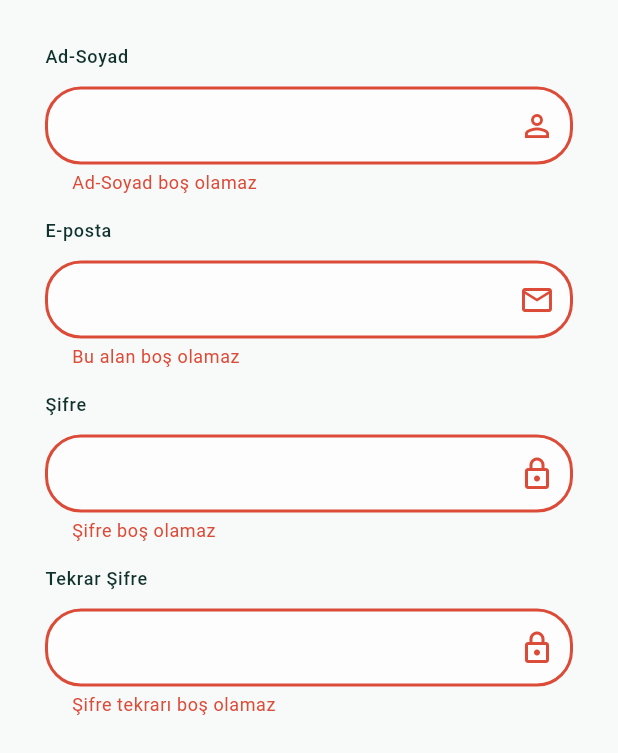
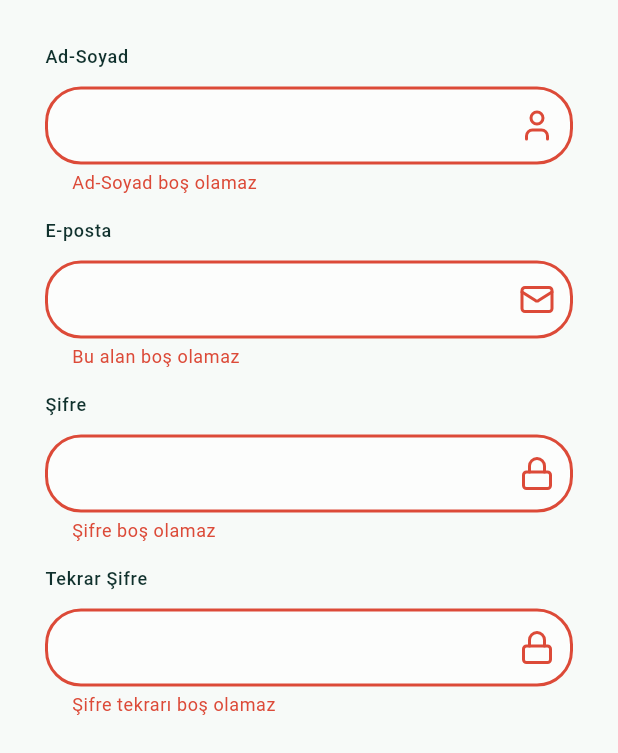
Before and after one commit to Fiaxus/harcama_takip_uygulamasi, a Flutter app: the screen it shows after launch, after a tap on "Giriş Yap", after a tap on "Hesabın yok mu? Kayıt Ol", after a tap on "Kayıt Ol", on a phone screen of 412 x 824 dp. Shown: the part 137-890 px from the top of the screen. Run offline on Flutter 3.47's test engine with Material 3 defaults, Android fonts, the phone set to English and light mode, and no system bars; our stand-ins replace firebase_auth, firebase_core, flutter_bloc, flutter_lucide, go_router; accounts and stored records are empty.

Commit message:
Register ekranı Firebase Authentication'a bağlandı

```diff
--- /dev/null
+++ b/lib/blocs/auth/auth_state.dart
@@ -0,0 +1,12 @@
+sealed class AuthState {}
+
+class AuthInitial extends AuthState{}
+
+class AuthLoading extends AuthState{}
+
+class AuthSuccess extends AuthState{}
+
+class AuthError extends AuthState{
+  final String message;
+  AuthError(this.message);
+}
--- a/lib/main.dart
+++ b/lib/main.dart
@@ -1,9 +1,16 @@
 import 'package:flutter/material.dart';
+import 'package:firebase_core/firebase_core.dart';
+import 'package:harcama_takip_uygulamasi/firebase_options.dart';
+import 'package:flutter_bloc/flutter_bloc.dart';
+
+import 'blocs/auth/auth_cubit.dart';
 
 import 'routes/app_router.dart';
 import 'theme/app_theme.dart';
 
-void main() {
+void main() async {
+  WidgetsFlutterBinding.ensureInitialized();
+  await Firebase.initializeApp(options: DefaultFirebaseOptions.currentPlatform);
   runApp(const MyApp());
 }
 
@@ -12,7 +19,9 @@ class MyApp extends StatelessWidget {
 
   @override
   Widget build(BuildContext context) {
-    return MaterialApp.router(
+    return BlocProvider(
+      create: (context) => AuthCubit(),
+      child: MaterialApp.router(
         debugShowCheckedModeBanner: false,
         title: 'Harcama Takip Uygulaması',
 
@@ -21,6 +30,7 @@ class MyApp extends StatelessWidget {
 
         themeMode: ThemeMode.system,
         routerConfig: router,
+      ),
     );
   }
 }
--- /dev/null
+++ b/lib/repositories/auth_repository.dart
@@ -0,0 +1,17 @@
+import '../services/firebase_auth_service.dart';
+
+class AuthRepository {
+  final FirebaseAuthService _authService = FirebaseAuthService();
+
+  Future<void> signUp({required String email, required String password}) async {
+    await _authService.signUp(email: email, password: password);
+  }
+
+  Future<void> signIn({required String email, required String password}) async {
+    await _authService.signIn(email: email, password: password);
+  }
+
+  Future<void> signOut() async {
+    await _authService.signOut();
+  }
+}
--- a/lib/screens/auth/login_screen.dart
+++ b/lib/screens/auth/login_screen.dart
@@ -37,7 +37,7 @@ class _LoginScreenState extends State<LoginScreen> {
                 Text(
                   'Tekrar hoş geldin',
                   style: Theme.of(context).textTheme.headlineSmall
-                      ?.copyWith(fontWeight: FontWeight.w800, fontSize: 26),
+                      ?.copyWith(fontWeight: FontWeight.w900, fontSize: 26),
                 ),
                 const SizedBox(height: 6),
                 Text(
@@ -52,7 +52,7 @@ class _LoginScreenState extends State<LoginScreen> {
                 AppTextField(
                   label: 'E-posta',
                   controller: emailController,
-                  icon: Icons.mail_outline,
+                  icon: LucideIcons.mail,
                   validator: (value) {
                     if (value == null || value.isEmpty) {
                       return 'Bu alan boş olamaz';
@@ -68,7 +68,7 @@ class _LoginScreenState extends State<LoginScreen> {
                 AppTextField(
                   label: 'Şifre',
                   controller: passwordController,
-                  icon: Icons.visibility_outlined,
+                  icon: LucideIcons.eye,
                   obscureText: true,
                   validator: (value) {
                     if (value == null || value.isEmpty) {
@@ -95,6 +95,7 @@ class _LoginScreenState extends State<LoginScreen> {
                 const SizedBox(height: 16),
                 AppGradientButton(
                   label: 'Giriş Yap',
+                  fontSize: 20,
                   onPressed: () {
                     if (formKey.currentState!.validate()) {
                       debugPrint('Form Geçerli!');
@@ -141,7 +142,7 @@ class _LoginScreenState extends State<LoginScreen> {
                     ),
                     label: const Text(
                       'Google ile devam et',
-                      style: TextStyle(fontSize: 20),
+                      style: TextStyle(fontSize: 24),
                     ),
                   ),
                 ),
--- a/lib/screens/auth/register_screen.dart
+++ b/lib/screens/auth/register_screen.dart
@@ -1,7 +1,12 @@
 import 'package:flutter/material.dart';
+import 'package:flutter_lucide/flutter_lucide.dart';
 import 'package:go_router/go_router.dart';
 import 'package:harcama_takip_uygulamasi/widgets/app_gradient_button.dart';
 import 'package:harcama_takip_uygulamasi/widgets/app_text_field.dart';
+import 'package:flutter_bloc/flutter_bloc.dart';
+
+import '../../blocs/auth/auth_cubit.dart';
+import '../../blocs/auth/auth_state.dart';
 
 class RegisterScreen extends StatefulWidget {
   const RegisterScreen({super.key});
@@ -19,6 +24,17 @@ class _RegisterScreenState extends State<RegisterScreen> {
 
   @override
   Widget build(BuildContext context) {
+    return BlocConsumer<AuthCubit, AuthState>(
+      listener: (context, state) {
+        if (state is AuthSuccess) {
+          context.go('/home');
+        } else if (state is AuthError) {
+          ScaffoldMessenger.of(context)
+              .showSnackBar(SnackBar(content: Text(state.message)));
+        }
+      },
+
+      builder: (context, state) {
         return Scaffold(
           body: SafeArea(
             child: Padding(
@@ -62,7 +78,9 @@ class _RegisterScreenState extends State<RegisterScreen> {
                                 '30 saniyede başla',
                                 style: Theme.of(context).textTheme.bodySmall
                                     ?.copyWith(
-                                  color: Theme.of(context).colorScheme.onSurface
+                                      color: Theme.of(context)
+                                          .colorScheme
+                                          .onSurface
                                           .withValues(alpha: 0.6),
                                       fontSize: 16,
                                     ),
@@ -75,7 +93,7 @@ class _RegisterScreenState extends State<RegisterScreen> {
                       AppTextField(
                         label: 'Ad-Soyad',
                         controller: nameController,
-                    icon: Icons.person_outline,
+                        icon: LucideIcons.user,
                         validator: (value) {
                           if (value == null || value.isEmpty) {
                             return 'Ad-Soyad boş olamaz';
@@ -87,7 +105,7 @@ class _RegisterScreenState extends State<RegisterScreen> {
                       AppTextField(
                         label: 'E-posta',
                         controller: emailController,
-                    icon: Icons.mail_outline,
+                        icon: LucideIcons.mail,
                         validator: (value) {
                           if (value == null || value.isEmpty) {
                             return 'Bu alan boş olamaz';
@@ -102,7 +120,7 @@ class _RegisterScreenState extends State<RegisterScreen> {
                       AppTextField(
                         label: 'Şifre',
                         controller: passwordController,
-                    icon: Icons.lock_outlined,
+                        icon: LucideIcons.lock,
                         validator: (value) {
                           if (value == null || value.isEmpty) {
                             return 'Şifre boş olamaz';
@@ -118,7 +136,7 @@ class _RegisterScreenState extends State<RegisterScreen> {
                       AppTextField(
                         label: 'Tekrar Şifre',
                         controller: againPasswordController,
-                    icon: Icons.lock_outlined,
+                        icon: LucideIcons.lock,
                         validator: (value) {
                           if (value == null || value.isEmpty) {
                             return 'Şifre tekrarı boş olamaz';
@@ -139,8 +157,11 @@ class _RegisterScreenState extends State<RegisterScreen> {
                         ),
                         child: RichText(
                           text: TextSpan(
-                        style: Theme.of(context).textTheme.bodySmall?.copyWith(
-                          color: Theme.of(context).colorScheme.onSurfaceVariant,
+                            style: Theme.of(context).textTheme.bodySmall
+                                ?.copyWith(
+                                  color: Theme.of(context)
+                                      .colorScheme
+                                      .onSurfaceVariant,
                                 ),
                             children: const [
                               TextSpan(text: 'Devam ederek '),
@@ -163,7 +184,10 @@ class _RegisterScreenState extends State<RegisterScreen> {
                         label: 'Kayıt Ol',
                         onPressed: () {
                           if (formKey.currentState!.validate()) {
-                        debugPrint('Form geçerli!');
+                            context.read<AuthCubit>().signUp(
+                              email: emailController.text,
+                              password: passwordController.text,
+                            );
                           }
                         },
                       ),
@@ -174,6 +198,8 @@ class _RegisterScreenState extends State<RegisterScreen> {
               ),
             ),
           ),
+        );
+      },
     );
   }
 
--- a/lib/theme/app_theme.dart
+++ b/lib/theme/app_theme.dart
@@ -1,4 +1,5 @@
 import 'package:flutter/material.dart';
+//import 'package:google_fonts/google_fonts.dart';
 
 class AppTheme {
   static final lightColorScheme = ColorScheme.light(
@@ -27,6 +28,7 @@ class AppTheme {
     colorScheme: lightColorScheme,
     scaffoldBackgroundColor: const Color(0xFFF7FAF8),
     useMaterial3: true,
+    //textTheme: GoogleFonts.plusJakartaSansTextTheme(ThemeData.light().textTheme,),
     inputDecorationTheme: InputDecorationTheme(
       filled: true,
       fillColor: lightColorScheme.surface.withValues(alpha: 0.6),
@@ -42,6 +44,7 @@ class AppTheme {
     colorScheme: darkColorScheme,
     scaffoldBackgroundColor: const Color(0xFF12181E),
     useMaterial3: true,
+    //textTheme: GoogleFonts.plusJakartaSansTextTheme(ThemeData.dark().textTheme),
     inputDecorationTheme: InputDecorationTheme(
       filled: true,
       fillColor: darkColorScheme.surface.withValues(alpha: 0.6),
--- a/lib/widgets/app_gradient_button.dart
+++ b/lib/widgets/app_gradient_button.dart
@@ -3,11 +3,13 @@ import 'package:flutter/material.dart';
 class AppGradientButton extends StatelessWidget {
   final String label;
   final VoidCallback onPressed;
+  final double? fontSize;
 
   const AppGradientButton({
     super.key,
     required this.label,
     required this.onPressed,
+    this.fontSize,
   });
 
   @override
@@ -34,10 +36,10 @@ class AppGradientButton extends StatelessWidget {
               child: Center(
                 child: Text(
                   label,
-                  style: const TextStyle(
+                  style: TextStyle(
                     color: Colors.white,
                     fontWeight: FontWeight.bold,
-                    fontSize: 16,
+                    fontSize: fontSize ?? 16,
                   ),
                 ),
               ),
--- a/pubspec.yaml
+++ b/pubspec.yaml
@@ -37,6 +37,9 @@ dependencies:
   firebase_core: ^4.14.0
   go_router: ^18.0.0
   flutter_lucide: ^1.34.0
+  google_fonts: ^8.2.1
+  firebase_auth: ^6.6.1
+  flutter_bloc: ^9.1.1
 dev_dependencies:
   flutter_test:
     sdk: flutter
```
Also changed, not shown: lib/blocs/auth/auth_cubit.dart (added, +40 -0 lines), lib/services/firebase_auth_service.dart (added, +23 -0 lines), pubspec.lock, 4 other files. Lines whose indentation alone changed are shown as unchanged.
